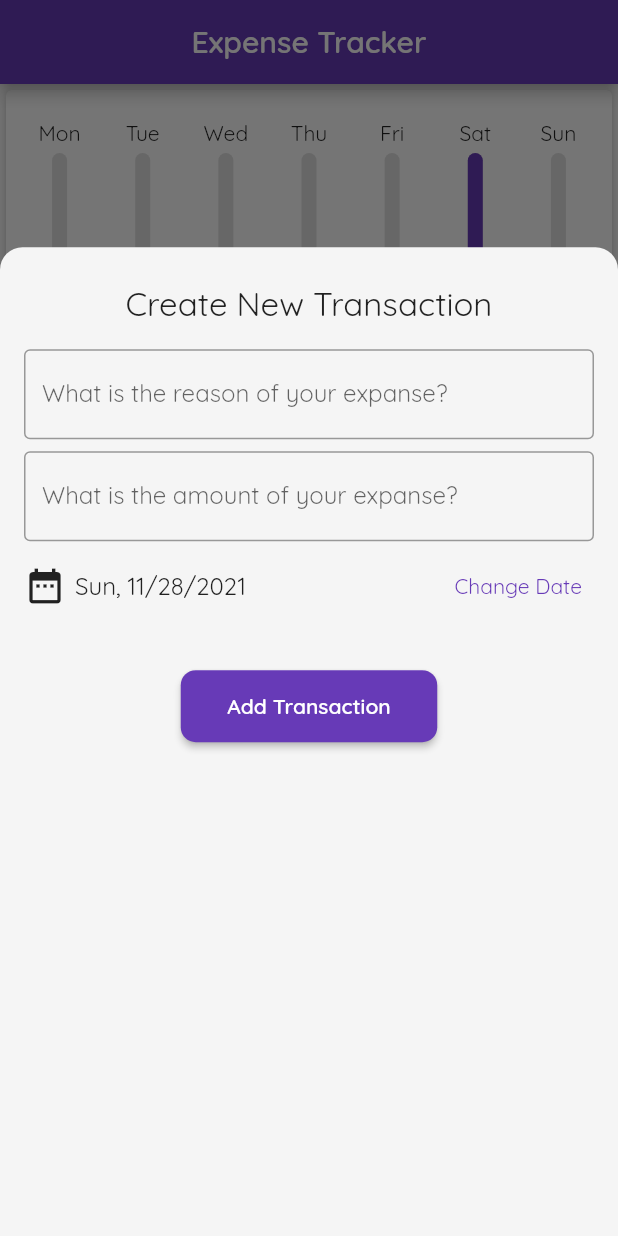
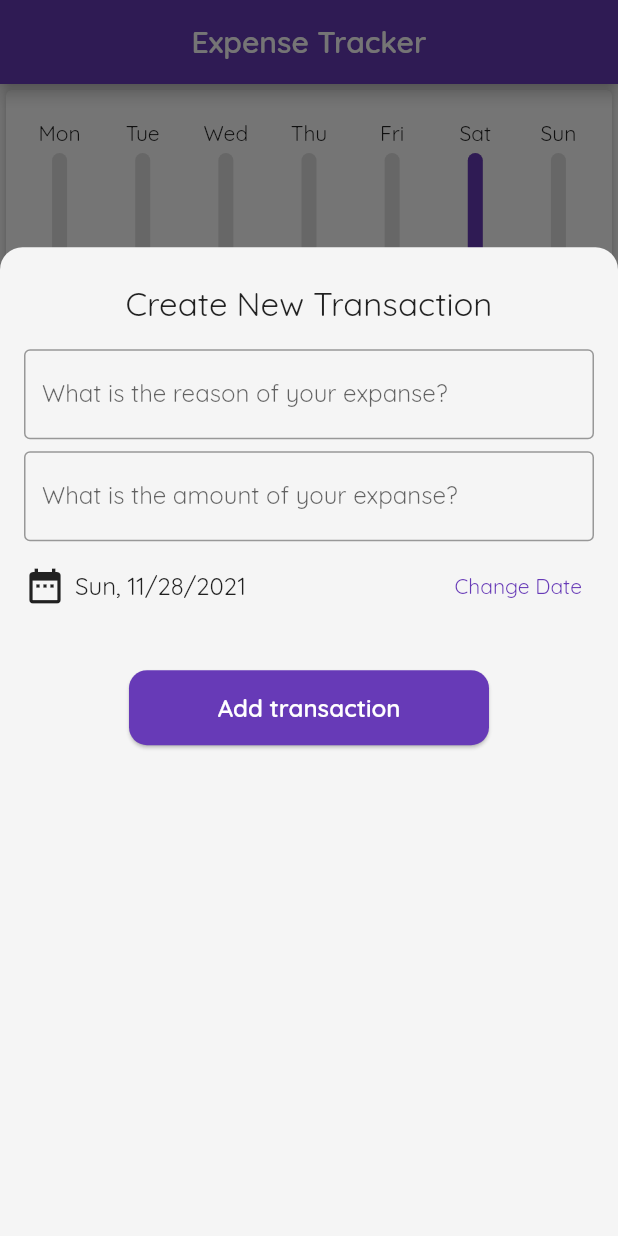
Before and after one commit to hasansujon786/flutter-expense-tracker, a Flutter app: the screen it shows after launch, after a tap on the "delete" icon, after a tap on the "add" icon, on a phone screen of 412 x 824 dp. Run offline on Flutter 3.47's test engine with Material 2 defaults, Android fonts, the phone set to English and light mode, and no system bars.

Commit message:
ui: update button

```diff
--- a/lib/widgets/new_transaction.dart
+++ b/lib/widgets/new_transaction.dart
@@ -93,18 +93,20 @@ class _NewTransactionState extends State<NewTransaction> {
           ),
           const SizedBox(height: 32),
           Center(
-            child: ElevatedButton(
-              child: const Padding(
-                padding: EdgeInsets.all(15.0),
-                child: Text(
-                  'Add Transaction',
-                  style: TextStyle(fontWeight: FontWeight.bold),
+            child: SizedBox(
+              width: 240,
+              height: 50,
+              child: ElevatedButton(
+                child: const Text(
+                  'Add transaction',
+                  style: TextStyle(fontWeight: FontWeight.bold, fontSize: 16),
                 ),
-              ),
-              onPressed: _onSubmitData,
-              style: ElevatedButton.styleFrom(
-                shape: RoundedRectangleBorder(
-                  borderRadius: BorderRadius.circular(10.0),
+                onPressed: _onSubmitData,
+                style: ElevatedButton.styleFrom(
+                  elevation: 1,
+                  shape: RoundedRectangleBorder(
+                    borderRadius: BorderRadius.circular(12.0),
+                  ),
                 ),
               ),
             ),
--- a/lib/widgets/transaction_list.dart
+++ b/lib/widgets/transaction_list.dart
@@ -12,7 +12,9 @@ class TransactionList extends StatelessWidget {
 
   @override
   Widget build(BuildContext context) {
-    return ListView.builder(
+    return SizedBox(
+      height: 200,
+      child: ListView.builder(
         itemBuilder: (ctx, index) {
           return TransactionListItem(
             transaction: transactions[index],
@@ -20,6 +22,7 @@ class TransactionList extends StatelessWidget {
           );
         },
         itemCount: transactions.length,
+      ),
     );
   }
 }
```
Lines whose indentation alone changed are shown as unchanged.
